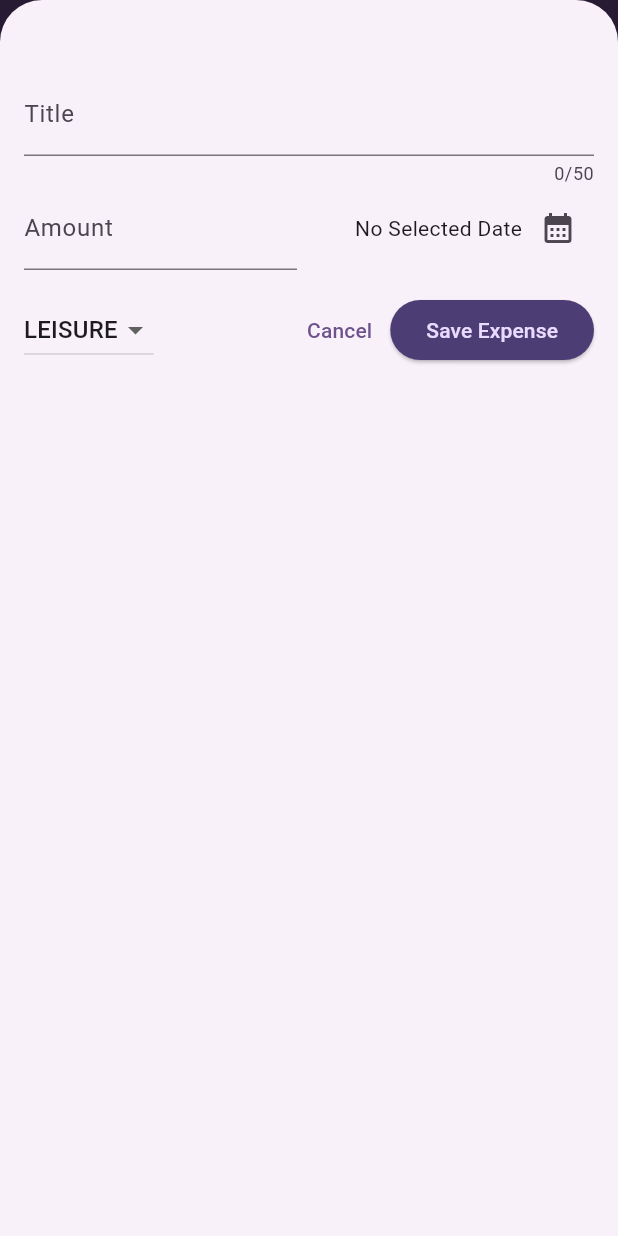
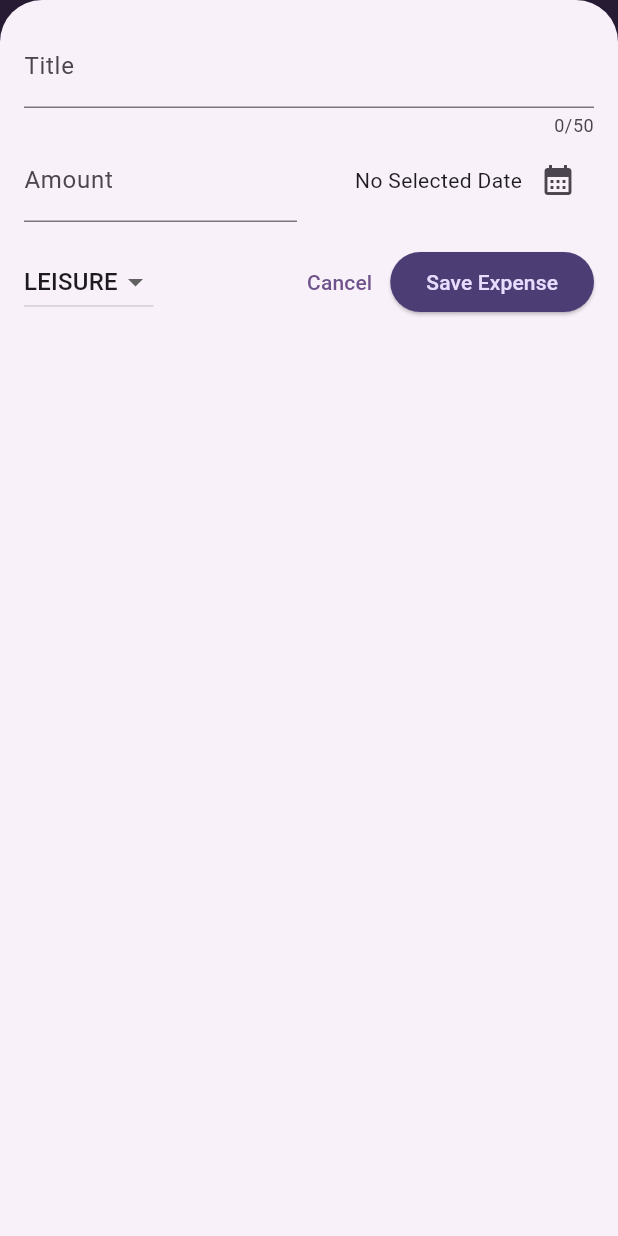
Before and after one commit to githimansh/EXPENSE_TRACKER, a Flutter app: the screen it shows after launch, after a tap on the "add" icon, on a phone screen of 412 x 824 dp. Run offline on Flutter 3.47's test engine with Material 3 defaults, Android fonts, the phone set to English and light mode, and no system bars.

```diff
--- a/expense_tracker/lib/widgets/expenses.dart
+++ b/expense_tracker/lib/widgets/expenses.dart
@@ -33,6 +33,7 @@ class _ExpensesStste extends State<Expenses>{
 
   void _openAddExpeneOverlay() {
     showModalBottomSheet(
+    useSafeArea: true,
     isScrollControlled: true,
     context: context,
     builder: (ctx) => NewExpense(onAddExpense: _addExpense),
@@ -85,6 +86,7 @@ class _ExpensesStste extends State<Expenses>{
       }
     return Scaffold(
       appBar: AppBar(
+        centerTitle: false,
         title: const Text('Flutter ExpenseTracker'),
         actions: [
         IconButton(
--- a/expense_tracker/lib/widgets/new_expense.dart
+++ b/expense_tracker/lib/widgets/new_expense.dart
@@ -4,6 +4,7 @@
 // import 'package:flutter/foundation.dart';
 import 'package:flutter/material.dart';
 import 'package:expense_tracker/models/expense.dart';
+import 'package:flutter/rendering.dart';
 
 
 class NewExpense extends StatefulWidget{
@@ -82,10 +83,44 @@ void _submitExpenseDate() {
 
   @override
   Widget build(BuildContext context) {
-    return Padding(
-      padding: const EdgeInsets.fromLTRB(16, 48, 16, 16),
+   final keyboardSpace =  MediaQuery.of(context).viewInsets.bottom;
+  return LayoutBuilder(builder: (ctx, Constraints) {
+   final width = Constraints.maxWidth;
+
+    return SizedBox(
+      height: double.infinity,
+      child: SingleChildScrollView(
+        child: Padding(
+          padding:  EdgeInsets.fromLTRB(16, 16, 16, keyboardSpace + 16),
           child: Column(
-        children:  [
+            children: [
+              if (width >= 600)
+               Row(
+                crossAxisAlignment: CrossAxisAlignment.start,
+                children: [
+              Expanded(
+                child:  TextField(
+                controller: _titleController,
+                maxLength: 50,
+                decoration: const InputDecoration(
+                  label: Text('Title'),
+                ),
+              ),
+              ),
+              const SizedBox(width: 24),
+               Expanded(
+                    child: TextField(
+                    controller: _amountController,
+                      keyboardType: TextInputType.number,
+                        decoration: const InputDecoration(
+                          prefixText: '\$ ',
+                            label: Text('Amount'),
+                ),
+              ),
+                  ),
+              ],
+              )
+              else
               TextField(
                 controller: _titleController,
                 maxLength: 50,
@@ -93,6 +128,49 @@ void _submitExpenseDate() {
                   label: Text('Title'),
                 ),
               ),
+               if (width >= 600)
+                Row(children: [
+                   DropdownButton(
+                    value: _selectedCategory,
+                    items: Category.values
+                    .map(
+                      (category) => DropdownMenuItem(
+                        value: category,
+                        child: Text(
+                          category.name.toUpperCase(),
+                          ),
+                          ),
+                    ).toList(),
+                     onChanged: (value) {
+                      if(value == null) {
+                        return;
+                      }
+                      setState(() {
+                        _selectedCategory = value;
+                      });
+                     },
+                     ),
+                     const SizedBox(width: 24),
+                      Expanded(
+                child: Row(
+                  mainAxisAlignment: MainAxisAlignment.end,
+                  crossAxisAlignment: CrossAxisAlignment.center,
+                children: [
+                  Text(
+                    _selectedDate == null
+                    ? 'No Selected Date'
+                     : formatter.format(_selectedDate!),
+                     ),
+                  IconButton(onPressed: _presentDatePicker,
+                  icon: const Icon(
+                    Icons.calendar_month,
+                  ),
+                  ),
+                ],
+              ),
+              ),
+                ],)
+                else
               Row(
                 children: [
                   Expanded(
@@ -127,6 +205,20 @@ void _submitExpenseDate() {
             ],
           ),
           const SizedBox(height: 16),
+          if(width >= 600)
+           Row(children: [
+             const Spacer(),
+                  TextButton(onPressed: () {
+                    Navigator.pop(context);
+                  },
+                   child: const Text('Cancel'),
+                   ),
+                  ElevatedButton(
+                    onPressed: _submitExpenseDate,
+                   child: const Text('Save Expense')
+                   ),
+           ],)
+           else
               Row(
                 children: [
                   DropdownButton(
@@ -163,6 +255,9 @@ void _submitExpenseDate() {
               )
             ],
             ),
+          ),
+      ),
     );
+  } );
   }
 }
```
Lines whose indentation alone changed are shown as unchanged.
